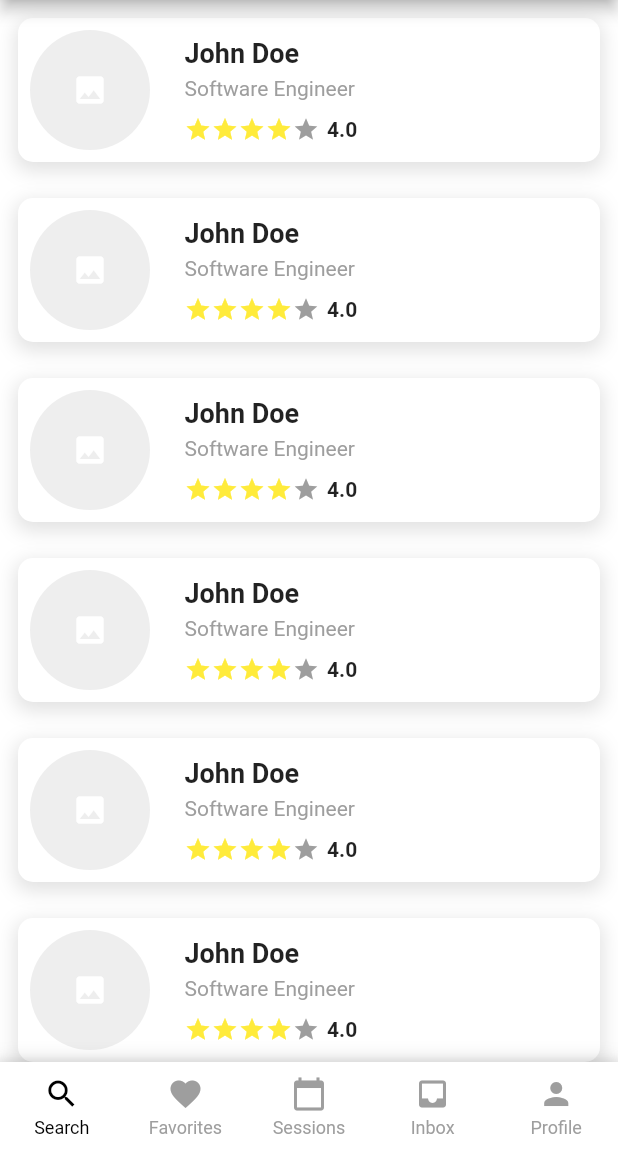
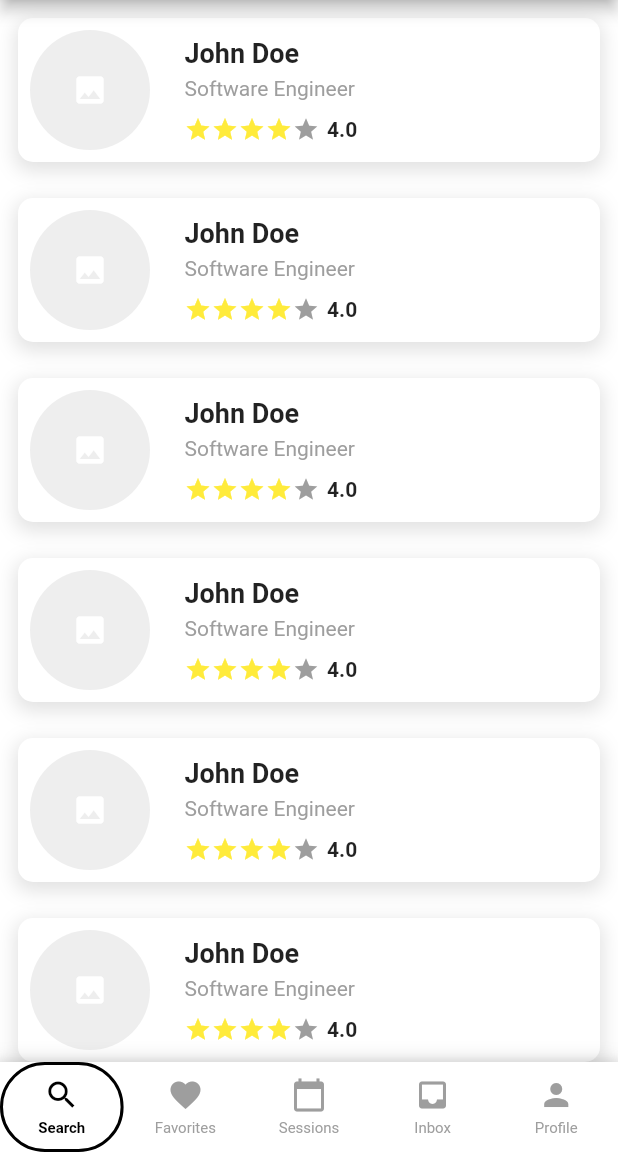
Before and after one commit to bryan-ilman-2002/polkatalk, a Flutter app: the screen it shows after launch, on a phone screen of 412 x 824 dp, the part 84-1236 px from its top. Run offline on Flutter 3.47's test engine with Material 2 defaults, Android fonts, the phone set to English and light mode, and no system bars; Roboto replaces fonts that are missing (Mukta).

Commit message:
navbar design completion, text theme creation

```diff
--- a/lib/main.dart
+++ b/lib/main.dart
@@ -9,6 +9,15 @@ void main() {
 class PolkaTalk extends StatelessWidget {
   const PolkaTalk({super.key});
 
+  final TextTheme basicMukta = const TextTheme(
+    bodyMedium: TextStyle(
+      fontFamily: 'Mukta',
+      fontSize: 16,
+      fontWeight: FontWeight.normal,
+      fontStyle: FontStyle.normal,
+    ),
+  );
+
   @override
   Widget build(BuildContext context) {
     return MaterialApp(
@@ -16,6 +25,7 @@ class PolkaTalk extends StatelessWidget {
       theme: ThemeData(
         splashFactory: InkRipple.splashFactory,
         primarySwatch: Colors.grey,
+        textTheme: basicMukta,
       ),
       home: const SearchPage(),
     );
--- a/lib/pages/search_page.dart
+++ b/lib/pages/search_page.dart
@@ -67,7 +67,7 @@ class _SearchPageState extends State<SearchPage> {
                         color: Colors.grey.withOpacity(0.3),
                         blurRadius: 10,
                         spreadRadius: 2,
-                        offset: Offset(0, 4),
+                        offset: const Offset(0, 4),
                       ),
                     ],
                   ),
@@ -89,8 +89,8 @@ class _SearchPageState extends State<SearchPage> {
                           ),
                         ),
                       ),
-                      SizedBox(width: 15),
-                      Expanded(
+                      const SizedBox(width: 15),
+                      const Expanded(
                         child: Column(
                           crossAxisAlignment: CrossAxisAlignment.start,
                           children: [
@@ -147,90 +147,57 @@ class _SearchPageState extends State<SearchPage> {
 
   Widget _buildNavItem(IconData icon, String label, int index) {
     return Expanded(
-      child: SizedBox(
-        height: 60,
-        child: Material(
-          color: Colors.transparent,
-          child: Ink(
-            decoration: ShapeDecoration(
-              color: _getBackgroundColor(index),
-              shape: _getBorderShape(index),
-            ),
-            child: InkWell(
+      child: GestureDetector(
         onTap: () {
           setState(() {
             _selectedIndex = index;
           });
         },
+        child: AnimatedContainer(
+          duration: const Duration(milliseconds: 320),
+          height: 60,
+          decoration: BoxDecoration(
             borderRadius: BorderRadius.circular(32),
+            border: _getNavBarItemBorder(index),
+          ),
           child: Column(
             mainAxisAlignment: MainAxisAlignment.center,
             children: [
               Icon(
                 icon,
-                    color: _getIconColor(index),
                 size: 24,
+                color: _getNavBarItemColor(index),
               ),
               const SizedBox(height: 4),
-                  Text(
+              AnimatedDefaultTextStyle(
+                duration: const Duration(milliseconds: 320),
+                style: TextStyle(
+                  fontSize: 10,
+                  fontWeight: _getNavBarTextWeight(index),
+                  color: _getNavBarItemColor(index),
+                ),
+                child: Text(
                   label,
-                    style: TextStyle(
-                      fontSize: 12,
-                      color: _getIconColor(index),
                 ),
               ),
             ],
           ),
         ),
       ),
-        ),
-      ),
     );
   }
 
-  Color _getIconColor(int index) {
+  FontWeight _getNavBarTextWeight(int index) {
+    return _selectedIndex == index ? FontWeight.bold : FontWeight.normal;
+  }
+
+  Color _getNavBarItemColor(int index) {
     return _selectedIndex == index ? Colors.black : Colors.grey;
   }
 
-  Color _getBackgroundColor(int index) {
-    return _selectedIndex == index ? Colors.white : Colors.transparent;
-  }
-
-  ShapeBorder _getBorderShape(int index) {
+  Border _getNavBarItemBorder(int index) {
     return _selectedIndex == index
-        ? const RollingWheelBorderShape()
-        : const Border();
+        ? Border.all(color: Colors.black, width: 2.0)
+        : Border.all(color: Colors.transparent, width: 0.0);
   }
 }
-
-class RollingWheelBorderShape extends ShapeBorder {
-  const RollingWheelBorderShape();
-
-  @override
-  EdgeInsetsGeometry get dimensions => EdgeInsets.zero;
-
-  @override
-  Path getInnerPath(Rect rect, {TextDirection? textDirection}) => Path();
-
-  @override
-  Path getOuterPath(Rect rect, {TextDirection? textDirection}) {
-    final path = Path();
-    final radius = rect.height / 2;
-    final controlPointDistance = radius * 0.12;
-
-    path.moveTo(rect.left, rect.top);
-    path.lineTo(rect.left, rect.bottom - radius + controlPointDistance);
-    path.quadraticBezierTo(rect.center.dx, rect.bottom - controlPointDistance,
-        rect.right, rect.bottom - radius + controlPointDistance);
-    path.lineTo(rect.right, rect.top);
-    path.close();
-
-    return path;
-  }
-
-  @override
-  void paint(Canvas canvas, Rect rect, {TextDirection? textDirection}) {}
-
-  @override
-  ShapeBorder scale(double t) => this;
-}
--- a/pubspec.yaml
+++ b/pubspec.yaml
@@ -35,6 +35,7 @@ dependencies:
   # The following adds the Cupertino Icons font to your application.
   # Use with the CupertinoIcons class for iOS style icons.
   cupertino_icons: ^1.0.2
+  google_fonts: ^5.1.0
 
 dev_dependencies:
   flutter_test:
@@ -59,7 +60,8 @@ flutter:
   uses-material-design: true
 
   # To add assets to your application, add an assets section, like this:
-  # assets:
+  assets:
+    - assets/fonts/
   #   - images/a_dot_burr.jpeg
   #   - images/a_dot_ham.jpeg
 
```
Also changed, not shown: assets/fonts/Mukta-Bold.ttf (added), assets/fonts/Mukta-ExtraBold.ttf (added), assets/fonts/Mukta-ExtraLight.ttf (added), assets/fonts/Mukta-Light.ttf (added), assets/fonts/Mukta-Medium.ttf (added), assets/fonts/Mukta-Regular.ttf (added), assets/fonts/Mukta-SemiBold.ttf (added), pubspec.lock, 1 other file. Lines whose indentation alone changed are shown as unchanged.
